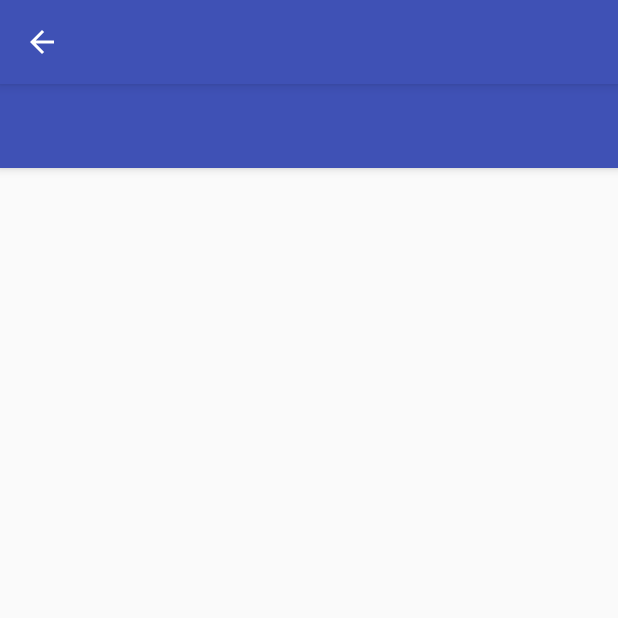
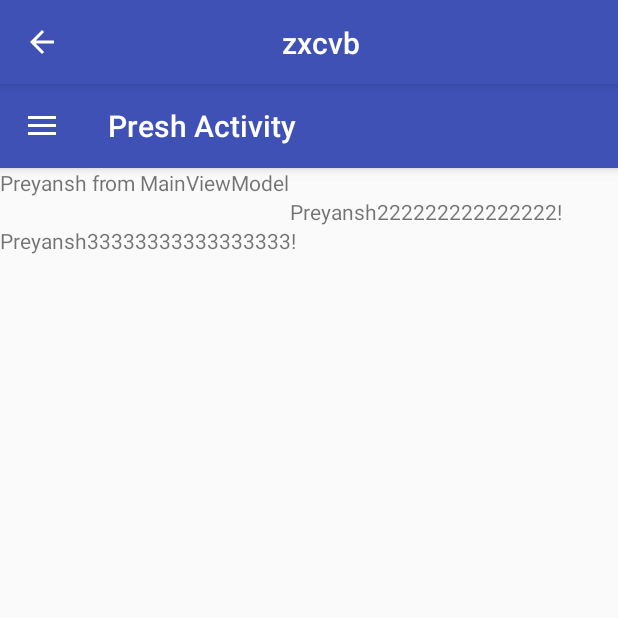
Before and after one commit to preyansh11911/KotlinStructure, an Android app: the screen it shows after launch (MainActivity), on a phone screen of 412 x 824 dp, the top half of it. Run offline under Robolectric (Android 15) with nearby library versions, the phone set to English and light mode, and no system bars; our stand-ins replace data binding; 4 statements that could not run were skipped.

Commit message:
- Navigation drawer is set.ˆ  - Setting menu in Navigation Drawer is pending.

```diff
--- a/app/src/main/java/com/example/parth/kotlinpractice_2/module/MainActivity.kt
+++ b/app/src/main/java/com/example/parth/kotlinpractice_2/module/MainActivity.kt
@@ -6,6 +6,7 @@ import android.os.Bundle
 import com.example.parth.kotlinpractice_2.R
 import com.example.parth.kotlinpractice_2.databinding.ActivityMainBinding
 import com.example.parth.kotlinpractice_2.support.CoreActivity
+import com.example.parth.kotlinpractice_2.support.CoreViewModel
 
 class MainActivity : CoreActivity<MainActivity,ActivityMainBinding, MainViewModel>() {
 
@@ -36,18 +37,22 @@ class MainActivity : CoreActivity<MainActivity,ActivityMainBinding, MainViewMode
     }
 
     override fun isCustomActionbar(): Boolean {
-        return false
+        return true
     }
 
     override fun isBackEnabled(): Boolean {
-        return false
+        return true
     }
 
     override fun getActionBarTitle(): String {
-        return "Preyansh Activity Demo"
+        return "Presh Activity"
     }
 
     override fun hasNavigationDrawer(): Boolean {
         return true
     }
+
+    override fun setNavigationDrawerMenu(coreViewModel: CoreViewModel) {
+        coreViewModel.navigationDrawerMenu.set(R.menu.bottom_navigation_menu)
+    }
 }
--- a/app/src/main/java/com/example/parth/kotlinpractice_2/module/MainViewModel.kt
+++ b/app/src/main/java/com/example/parth/kotlinpractice_2/module/MainViewModel.kt
@@ -5,5 +5,5 @@ import android.databinding.ObservableField
 import com.example.parth.kotlinpractice_2.support.CoreViewModel
 
 class MainViewModel(activity: Activity) : CoreViewModel() {
-    var text = ObservableField<String>("Preyansh")
+    var text = ObservableField<String>("Preyansh from MainViewModel")
 }
--- a/app/src/main/java/com/example/parth/kotlinpractice_2/support/CoreActivity.kt
+++ b/app/src/main/java/com/example/parth/kotlinpractice_2/support/CoreActivity.kt
@@ -3,14 +3,17 @@ package com.example.parth.kotlinpractice_2.support
 import android.databinding.DataBindingUtil
 import android.databinding.ViewDataBinding
 import android.support.v4.view.GravityCompat
+import android.support.v7.app.ActionBarDrawerToggle
 import android.support.v7.app.AppCompatActivity
 import android.view.View
 import android.view.ViewGroup
 import android.widget.LinearLayout
 import com.example.parth.kotlinpractice_2.R
 import com.example.parth.kotlinpractice_2.databinding.ActivityCoreBinding
+import com.example.parth.kotlinpractice_2.databinding.ActivityDrawerBinding
 import kotlinx.android.synthetic.main.activity_drawer.*
 import kotlinx.android.synthetic.main.app_bar_drawer.*
+import kotlinx.android.synthetic.main.content_drawer.view.*
 import kotlinx.android.synthetic.main.tool_bar.*
 
 
@@ -19,6 +22,7 @@ abstract class CoreActivity<T : CoreActivity<T, B, VM>, B : ViewDataBinding, VM
     lateinit var activity: T
     var layoutRes: Int = 0
     lateinit var coreBinding: ActivityCoreBinding
+    lateinit var navigationDrawerBinding: ActivityDrawerBinding
     lateinit var binding: B
     var vm: VM? = null
     val viewModel: VM
@@ -49,18 +53,33 @@ abstract class CoreActivity<T : CoreActivity<T, B, VM>, B : ViewDataBinding, VM
     fun setNavigationDrawerContentView(childLayoutRes: Int) {
         binding = DataBindingUtil.inflate(layoutInflater, childLayoutRes, null, false)
         val lp = LinearLayout.LayoutParams(ViewGroup.LayoutParams.MATCH_PARENT, ViewGroup.LayoutParams.MATCH_PARENT)
-        coreBinding.includedNavigationDrawer!!.includedAppBar!!.navigationDrawerContent.addView(binding.root, lp)
+        coreBinding.includedNavigationDrawer!!.includedAppBar!!.navigationDrawerContent!!.container.addView(binding.root, lp)
     }
 
     fun setDefaults(activity: T, layoutRes: Int) {
         this.activity = activity
         this.layoutRes = layoutRes
         if (hasNavigationDrawer()) {
-            removeActionBar(R.layout.activity_drawer)
-            activity.setSupportActionBar(toolbar_navigation_drawer)
-            setNavigationDrawerContentView(layoutRes)
+            setUpNavigationDrawer(activity, layoutRes)
+        } else {
+            setActionBar(layoutRes)
         }
-        setActionBar(layoutRes)
+    }
+
+    private fun setUpNavigationDrawer(activity: T, layoutRes: Int) {
+        removeActionBar()
+        coreBinding = DataBindingUtil.setContentView(this, R.layout.activity_core)
+        setCoreVM()
+        coreViewModel.hasNavigationDrawer.set(true)
+        activity.setSupportActionBar(toolbar_navigation_drawer)
+        activity.title = getActionBarTitle()
+        setNavigationDrawerContentView(layoutRes)
+        setVM(binding)
+        setNavigationDrawerMenu(coreViewModel)
+        val toggle = ActionBarDrawerToggle(
+                this, drawer_layout, toolbar_navigation_drawer, R.string.navigation_drawer_open, R.string.navigation_drawer_close)
+        drawer_layout.addDrawerListener(toggle)
+        toggle.syncState()
     }
 
     private fun setActionBar(childLayoutRes: Int) {
@@ -71,33 +90,42 @@ abstract class CoreActivity<T : CoreActivity<T, B, VM>, B : ViewDataBinding, VM
 
         if (hasActionBar) {
             if (isCustomActionBar) {
-                removeActionBar(childLayoutRes)
-                coreViewModel.isCustomActionbar.set(isCustomActionBar)
-                coreViewModel.actionBarTitle.set(actionBarTitle)
-                coreViewModel.isBackEnabled.set(isBackEnabled)
+                removeActionBar()
+                setBindings(childLayoutRes)
+                setCustomActionBarProperties(isCustomActionBar, actionBarTitle, isBackEnabled)
                 activity.setSupportActionBar(tool_bar_box)
             } else {
                 setBindings(childLayoutRes)
-                activity.title = actionBarTitle
-                activity.supportActionBar?.setDisplayHomeAsUpEnabled(isBackEnabled)
-                activity.supportActionBar?.setDisplayShowHomeEnabled(isBackEnabled)
+                setDefaultActionBarProperties(actionBarTitle, isBackEnabled)
             }
         } else {
-            removeActionBar(childLayoutRes)
+            removeActionBar()
+            setBindings(childLayoutRes)
         }
     }
 
-    private fun removeActionBar(childLayoutRes: Int) {
+    private fun setDefaultActionBarProperties(actionBarTitle: String, isBackEnabled: Boolean) {
+        activity.title = actionBarTitle
+        activity.supportActionBar?.setDisplayHomeAsUpEnabled(isBackEnabled)
+        activity.supportActionBar?.setDisplayShowHomeEnabled(isBackEnabled)
+    }
+
+    private fun setCustomActionBarProperties(isCustomActionBar: Boolean, actionBarTitle: String, isBackEnabled: Boolean) {
+        coreViewModel.isCustomActionbar.set(isCustomActionBar)
+        coreViewModel.actionBarTitle.set(actionBarTitle)
+        coreViewModel.isBackEnabled.set(isBackEnabled)
+    }
+
+    private fun removeActionBar() {
         activity.setTheme(R.style.AppTheme_NoActionBar)
-        setBindings(childLayoutRes)
-        setVM(binding)
-        setCoreVM()
     }
 
     private fun setBindings(childLayoutRes: Int) {
         coreBinding = DataBindingUtil.setContentView(this, R.layout.activity_core)
         binding = DataBindingUtil.inflate(layoutInflater, childLayoutRes, null, false)
         setContentView(binding.root)
+        setVM(binding)
+        setCoreVM()
     }
 
     private fun setCoreVM() {
@@ -121,4 +149,6 @@ abstract class CoreActivity<T : CoreActivity<T, B, VM>, B : ViewDataBinding, VM
     abstract fun getActionBarTitle(): String
 
     abstract fun hasNavigationDrawer(): Boolean
+
+    abstract fun setNavigationDrawerMenu(coreViewModel: CoreViewModel)
 }
--- a/app/src/main/java/com/example/parth/kotlinpractice_2/support/CoreViewModel.kt
+++ b/app/src/main/java/com/example/parth/kotlinpractice_2/support/CoreViewModel.kt
@@ -6,7 +6,9 @@ import android.databinding.ObservableField
 
 open class CoreViewModel : BaseObservable() {
     var isCustomActionbar = ObservableBoolean(false)
-    var actionBarTitle = ObservableField<String>("")
+    var actionBarTitle = ObservableField<String>("zxcvb")
     var isBackEnabled = ObservableBoolean(false)
     var hasNavigationDrawer = ObservableBoolean(false)
+    var navigationDrawerMenu = ObservableField<Int>()
+
 }
--- a/app/src/main/res/layout/activity_drawer.xml
+++ b/app/src/main/res/layout/activity_drawer.xml
@@ -25,7 +25,8 @@
                 android:id="@+id/included_app_bar"
                 layout="@layout/app_bar_drawer"
                 android:layout_width="match_parent"
-                android:layout_height="match_parent" />
+                android:layout_height="match_parent"
+                app:vm="@{}" />
 
             <android.support.design.widget.NavigationView
                 android:id="@+id/nav_view"
--- a/app/src/main/res/layout/activity_main.xml
+++ b/app/src/main/res/layout/activity_main.xml
@@ -1,7 +1,5 @@
 <?xml version="1.0" encoding="utf-8"?>
-<layout xmlns:android="http://schemas.android.com/apk/res/android"
-    xmlns:app="http://schemas.android.com/apk/res-auto"
-    xmlns:tools="http://schemas.android.com/tools">
+<layout xmlns:android="http://schemas.android.com/apk/res/android">
 
     <data>
 
@@ -18,7 +16,7 @@
             android:id="@+id/tv1"
             android:layout_width="wrap_content"
             android:layout_height="wrap_content"
-            android:text="Preyansh111111111111!" />
+            android:text="@{vm.text}" />
 
         <TextView
             android:id="@+id/tv2"
--- a/app/src/main/res/layout/app_bar_drawer.xml
+++ b/app/src/main/res/layout/app_bar_drawer.xml
@@ -5,6 +5,9 @@
 
     <data>
 
+        <variable
+            name="vm"
+            type="com.example.parth.kotlinpractice_2.support.CoreViewModel" />
     </data>
 
     <android.support.design.widget.CoordinatorLayout
@@ -26,15 +29,17 @@
 
         </android.support.design.widget.AppBarLayout>
 
-        <LinearLayout
+        <!--<LinearLayout-->
+        <!--android:id="@+id/navigation_drawer_content"-->
+        <!--android:layout_width="match_parent"-->
+        <!--android:layout_height="match_parent"-->
+        <!--android:orientation="vertical">-->
+
+        <!--</LinearLayout>-->
+
+        <include
             android:id="@+id/navigation_drawer_content"
-            android:layout_width="match_parent"
-            android:layout_height="match_parent"
-            android:orientation="vertical">
-
-        </LinearLayout>
-
-        <!--<include layout="@layout/content_drawer" />-->
+            layout="@layout/content_drawer" />
 
         <!--<android.support.design.widget.FloatingActionButton-->
         <!--android:id="@+id/fab"-->
--- a/app/src/main/res/layout/content_drawer.xml
+++ b/app/src/main/res/layout/content_drawer.xml
@@ -1,24 +1,35 @@
 <?xml version="1.0" encoding="utf-8"?>
-<android.support.constraint.ConstraintLayout xmlns:android="http://schemas.android.com/apk/res/android"
+<layout xmlns:android="http://schemas.android.com/apk/res/android"
     xmlns:app="http://schemas.android.com/apk/res-auto"
-    xmlns:tools="http://schemas.android.com/tools"
-    android:layout_width="match_parent"
-    android:layout_height="match_parent"
-    app:layout_behavior="@string/appbar_scrolling_view_behavior"
-    tools:context=".DrawerActivity"
-    tools:showIn="@layout/app_bar_drawer">
+    xmlns:tools="http://schemas.android.com/tools">
 
-    <android.support.design.widget.BottomNavigationView
-        android:id="@+id/bottom_navigation"
+    <data>
+
+        <variable
+            name="vm"
+            type="com.example.parth.kotlinpractice_2.support.CoreViewModel" />
+    </data>
+
+    <android.support.constraint.ConstraintLayout
+        android:id="@+id/container"
         android:layout_width="match_parent"
-        android:layout_height="wrap_content"
-        android:layout_marginBottom="0dp"
-        android:layout_marginLeft="0dp"
-        android:layout_marginRight="0dp"
-        app:layout_constraintBottom_toBottomOf="parent"
-        app:layout_constraintLeft_toLeftOf="parent"
-        app:layout_constraintRight_toRightOf="parent"
-        app:menu="@menu/bottom_navigation_menu" />
+        android:layout_height="match_parent"
+        app:layout_behavior="@string/appbar_scrolling_view_behavior"
+        tools:context=".DrawerActivity"
+        tools:showIn="@layout/app_bar_drawer">
+
+        <!--<android.support.design.widget.BottomNavigationView-->
+        <!--android:id="@+id/bottom_navigation"-->
+        <!--android:layout_width="match_parent"-->
+        <!--android:layout_height="wrap_content"-->
+        <!--android:layout_marginBottom="0dp"-->
+        <!--android:layout_marginLeft="0dp"-->
+        <!--android:layout_marginRight="0dp"-->
+        <!--app:layout_constraintBottom_toBottomOf="parent"-->
+        <!--app:layout_constraintLeft_toLeftOf="parent"-->
+        <!--app:layout_constraintRight_toRightOf="parent"-->
+        <!--app:menu="@menu/bottom_navigation_menu" />-->
 
 
-</android.support.constraint.ConstraintLayout>
+    </android.support.constraint.ConstraintLayout>
+</layout>
--- a/app/src/main/res/values-v21/styles.xml
+++ b/app/src/main/res/values-v21/styles.xml
@@ -5,6 +5,6 @@
         <item name="colorPrimary">@color/colorPrimary</item>
         <item name="colorPrimaryDark">@color/colorPrimaryDark</item>
         <item name="colorAccent">@color/colorAccent</item>
-        <item name="android:statusBarColor">@color/colorPrimaryDarkTransparent</item>
+        <item name="android:statusBarColor">@color/colorPrimaryDark</item>
     </style>
 </resources>
```
Also changed, not shown: 1 other file.
